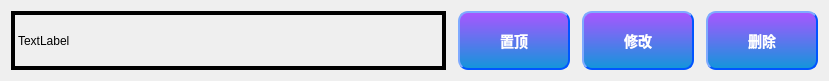
This is ListItem.ui in doctordragon666/TodoList as Qt 5 draws it before an edit. The edited form follows.
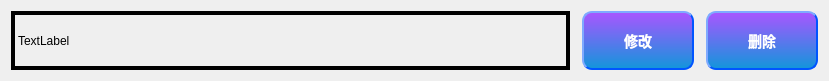
This is the edited form.

Patch:
```diff
--- a/ListItem.ui
+++ b/ListItem.ui
@@ -27,7 +27,7 @@
   </property>
   <layout class="QHBoxLayout" name="horizontalLayout_2">
    <item>
-    <layout class="QHBoxLayout" name="horizontalLayout" stretch="9,1,1,1">
+    <layout class="QHBoxLayout" name="horizontalLayout" stretch="9,1,1">
      <property name="spacing">
       <number>12</number>
      </property>
@@ -65,64 +65,6 @@
        </property>
       </widget>
      </item>
-     <item>
-      <widget class="QPushButton" name="btn_mark">
-       <property name="sizePolicy">
-        <sizepolicy hsizetype="Expanding" vsizetype="Preferred">
-         <horstretch>0</horstretch>
-         <verstretch>0</verstretch>
-        </sizepolicy>
-       </property>
-       <property name="styleSheet">
-        <string notr="true">QPushButton
-{
-    color:#ffffff; /*文字颜色*/
-    background-color:qlineargradient(x1: 0, y1: 0, x2: 0, y2: 1, stop:0 #aa55ff, stop: 1 #1296db);/*背景色*/
-    border-style:outset; /*边框风格*/
-    border-width:2px;/*边框宽度*/
-    border-color:#0055ff; /*边框颜色*/
-    border-radius:10px; /*边框倒角*/
-    font:bold 14px; /*字体*/
-    font-family: Segoe UI;
-    min-width:100px;/*控件最小宽度*/
-    min-height:20px;/*控件最小高度*/
-    padding:4px;/*内边距*/
-}
- 
-QPushButton:hover
-{
-    color:#ffffff; /*文字颜色*/
-    background-color:qlineargradient(x1: 0, y1: 0, x2: 0, y2: 1, stop:0 #ff55ff, stop: 1 #1296db);/*背景色*/
-    border-style:outset; /*边框风格*/
-    border-width:2px;/*边框宽度*/
-    border-color:#0055ff; /*边框颜色*/
-    border-radius:10px; /*边框倒角*/
-    font:bold 14px; /*字体*/
-    font-family: Segoe UI;
-    min-width:100px;/*控件最小宽度*/
-    min-height:20px;/*控件最小高度*/
-    padding:4px;/*内边距*/
-}
-QPushButton:pressed
-{
-    color:#ffffff; /*文字颜色*/
-    background-color:qlineargradient(x1: 0, y1: 0, x2: 0, y2: 1, stop:0 #ff55ff, stop: 1 #aa00ff);/*背景色*/
-    border-style:outset; /*边框风格*/
-    border-width:2px;/*边框宽度*/
-    border-color:#0055ff; /*边框颜色*/
-    border-radius:10px; /*边框倒角*/
-    font:bold 14px; /*字体*/
-    font-family: Segoe UI;
-    min-width:100px;/*控件最小宽度*/
-    min-height:20px;/*控件最小高度*/
-    padding:4px;/*内边距*/
-}</string>
-       </property>
-       <property name="text">
-        <string>置顶</string>
-       </property>
-      </widget>
-     </item>
      <item>
       <widget class="QPushButton" name="btn_add">
        <property name="sizePolicy">
```
